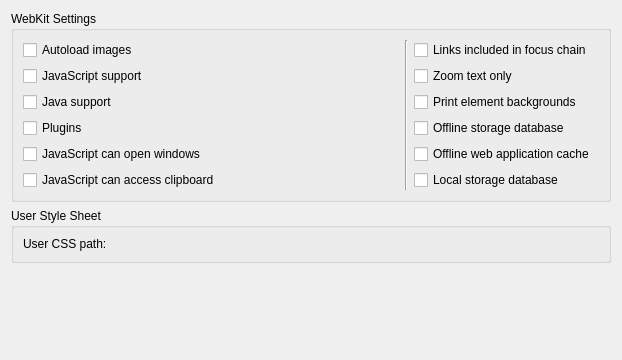
The window that src/settings/settings_webkit.ui (KDE/rekonq) describes before a commit, drawn with Qt 5.
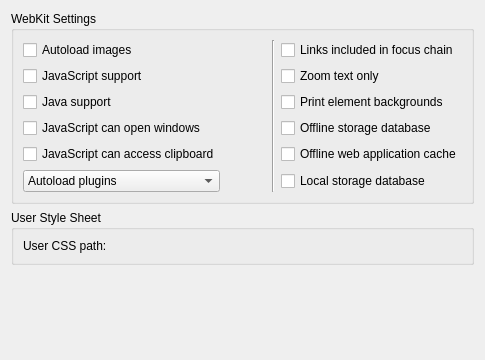
The same window after the commit. Custom widgets are drawn as their Qt base class.

Patch:
```diff
--- a/src/settings/settings_webkit.ui
+++ b/src/settings/settings_webkit.ui
@@ -6,7 +6,7 @@
    <rect>
     <x>0</x>
     <y>0</y>
-    <width>622</width>
+    <width>485</width>
     <height>360</height>
    </rect>
   </property>
@@ -66,13 +66,6 @@
         </property>
        </widget>
       </item>
-      <item row="3" column="0">
-       <widget class="QCheckBox" name="kcfg_pluginsEnabled">
-        <property name="text">
-         <string>Plugins</string>
-        </property>
-       </widget>
-      </item>
       <item row="3" column="3">
        <widget class="QCheckBox" name="kcfg_offlineStorageDatabaseEnabled">
         <property name="text">
@@ -80,13 +73,6 @@
         </property>
        </widget>
       </item>
-      <item row="4" column="0" colspan="2">
-       <widget class="QCheckBox" name="kcfg_javascriptCanOpenWindows">
-        <property name="text">
-         <string>JavaScript can open windows</string>
-        </property>
-       </widget>
-      </item>
       <item row="4" column="3">
        <widget class="QCheckBox" name="kcfg_offlineWebApplicationCacheEnabled">
         <property name="text">
@@ -94,13 +80,6 @@
         </property>
        </widget>
       </item>
-      <item row="5" column="0" colspan="2">
-       <widget class="QCheckBox" name="kcfg_javascriptCanAccessClipboard">
-        <property name="text">
-         <string>JavaScript can access clipboard</string>
-        </property>
-       </widget>
-      </item>
       <item row="5" column="3">
        <widget class="QCheckBox" name="kcfg_localStorageDatabaseEnabled">
         <property name="text">
@@ -108,6 +87,39 @@
         </property>
        </widget>
       </item>
+      <item row="3" column="0">
+       <widget class="QCheckBox" name="kcfg_javascriptCanOpenWindows">
+        <property name="text">
+         <string>JavaScript can open windows</string>
+        </property>
+       </widget>
+      </item>
+      <item row="4" column="0">
+       <widget class="QCheckBox" name="kcfg_javascriptCanAccessClipboard">
+        <property name="text">
+         <string>JavaScript can access clipboard</string>
+        </property>
+       </widget>
+      </item>
+      <item row="5" column="0">
+       <widget class="QComboBox" name="kcfg_pluginsEnabled">
+        <item>
+         <property name="text">
+          <string>Autoload plugins</string>
+         </property>
+        </item>
+        <item>
+         <property name="text">
+          <string>Manually load plugins</string>
+         </property>
+        </item>
+        <item>
+         <property name="text">
+          <string>Never load plugins</string>
+         </property>
+        </item>
+       </widget>
+      </item>
      </layout>
     </widget>
    </item>
```
